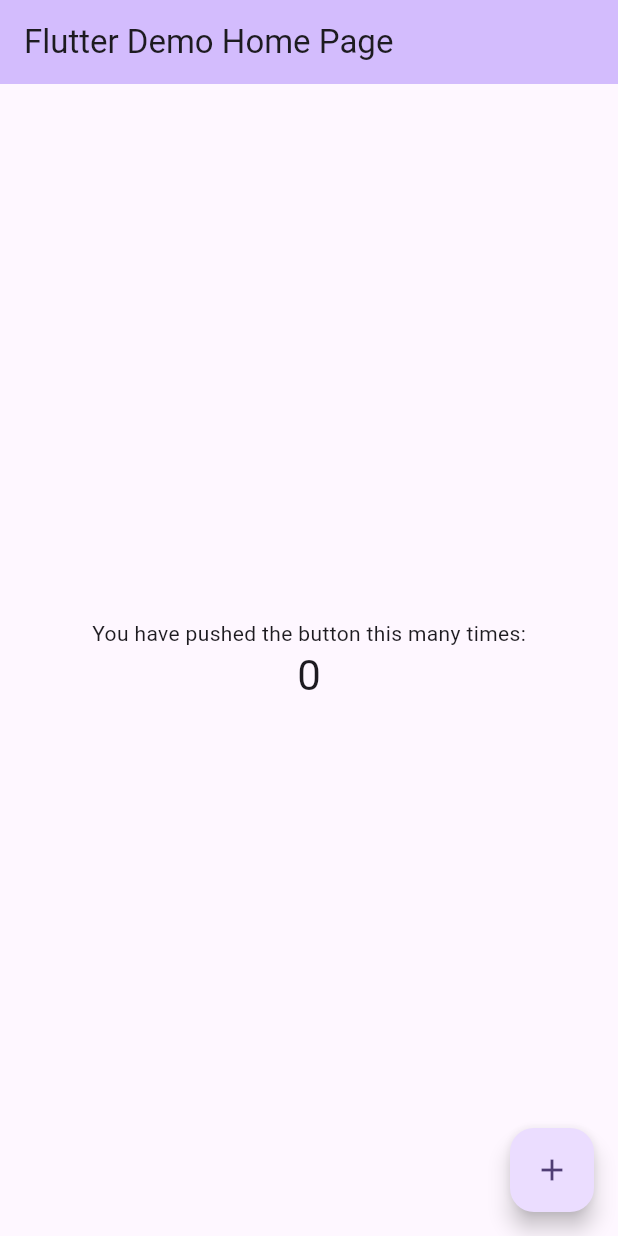
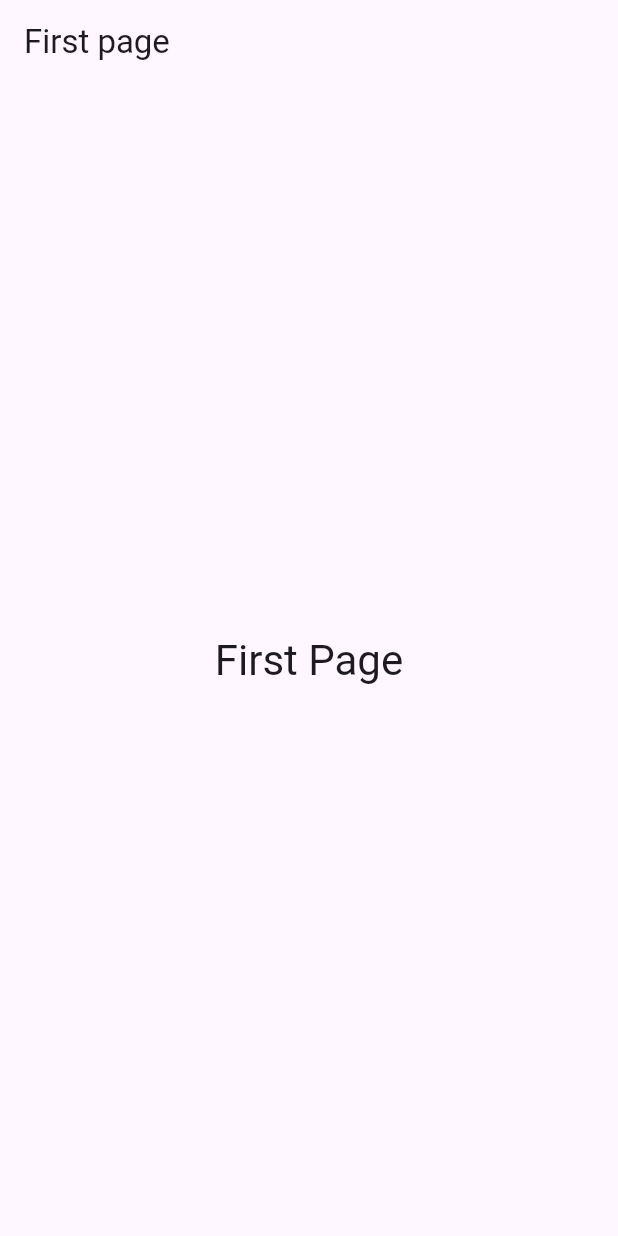
Before and after one commit to Gokuls-2003/responsive_app, a Flutter app: the screen it shows after launch, on a phone screen of 412 x 824 dp. Run offline on Flutter 3.47's test engine with Material 3 defaults, Android fonts, the phone set to English and light mode, and no system bars.

Commit message:
first page

```diff
--- /dev/null
+++ b/lib/first_page.dart
@@ -0,0 +1,18 @@
+import 'package:flutter/material.dart';
+
+class FirstPage extends StatelessWidget {
+  const FirstPage({super.key});
+
+  @override
+  Widget build(BuildContext context) {
+    return Scaffold(
+      appBar: AppBar(
+        title: Text('First page'),
+      ),
+      body: Center(
+        child: Text('First Page',
+            style: Theme.of(context).textTheme.headlineMedium),
+      ),
+    );
+  }
+}
--- a/lib/main.dart
+++ b/lib/main.dart
@@ -1,4 +1,5 @@
 import 'package:flutter/material.dart';
+import 'package:responsive/first_page.dart';
 
 void main() {
   runApp(const MyApp());
@@ -11,115 +12,9 @@ class MyApp extends StatelessWidget {
   @override
   Widget build(BuildContext context) {
     return MaterialApp(
-      title: 'Flutter Demo',
-      theme: ThemeData(
-        // This is the theme of your application.
-        //
-        // TRY THIS: Try running your application with "flutter run". You'll see
-        // the application has a purple toolbar. Then, without quitting the app,
-        // try changing the seedColor in the colorScheme below to Colors.green
-        // and then invoke "hot reload" (save your changes or press the "hot
-        // reload" button in a Flutter-supported IDE, or press "r" if you used
-        // the command line to start the app).
-        //
-        // Notice that the counter didn't reset back to zero; the application
-        // state is not lost during the reload. To reset the state, use hot
-        // restart instead.
-        //
-        // This works for code too, not just values: Most code changes can be
-        // tested with just a hot reload.
-        colorScheme: ColorScheme.fromSeed(seedColor: Colors.deepPurple),
-        useMaterial3: true,
-      ),
-      home: const MyHomePage(title: 'Flutter Demo Home Page'),
+      debugShowCheckedModeBanner: false,
+      theme: ThemeData(primarySwatch: Colors.indigo),
+      home: FirstPage(),
     );
   }
 }
-
-class MyHomePage extends StatefulWidget {
-  const MyHomePage({super.key, required this.title});
-
-  // This widget is the home page of your application. It is stateful, meaning
-  // that it has a State object (defined below) that contains fields that affect
-  // how it looks.
-
-  // This class is the configuration for the state. It holds the values (in this
-  // case the title) provided by the parent (in this case the App widget) and
-  // used by the build method of the State. Fields in a Widget subclass are
-  // always marked "final".
-
-  final String title;
-
-  @override
-  State<MyHomePage> createState() => _MyHomePageState();
-}
-
-class _MyHomePageState extends State<MyHomePage> {
-  int _counter = 0;
-
-  void _incrementCounter() {
-    setState(() {
-      // This call to setState tells the Flutter framework that something has
-      // changed in this State, which causes it to rerun the build method below
-      // so that the display can reflect the updated values. If we changed
-      // _counter without calling setState(), then the build method would not be
-      // called again, and so nothing would appear to happen.
-      _counter++;
-    });
-  }
-
-  @override
-  Widget build(BuildContext context) {
-    // This method is rerun every time setState is called, for instance as done
-    // by the _incrementCounter method above.
-    //
-    // The Flutter framework has been optimized to make rerunning build methods
-    // fast, so that you can just rebuild anything that needs updating rather
-    // than having to individually change instances of widgets.
-    return Scaffold(
-      appBar: AppBar(
-        // TRY THIS: Try changing the color here to a specific color (to
-        // Colors.amber, perhaps?) and trigger a hot reload to see the AppBar
-        // change color while the other colors stay the same.
-        backgroundColor: Theme.of(context).colorScheme.inversePrimary,
-        // Here we take the value from the MyHomePage object that was created by
-        // the App.build method, and use it to set our appbar title.
-        title: Text(widget.title),
-      ),
-      body: Center(
-        // Center is a layout widget. It takes a single child and positions it
-        // in the middle of the parent.
-        child: Column(
-          // Column is also a layout widget. It takes a list of children and
-          // arranges them vertically. By default, it sizes itself to fit its
-          // children horizontally, and tries to be as tall as its parent.
-          //
-          // Column has various properties to control how it sizes itself and
-          // how it positions its children. Here we use mainAxisAlignment to
-          // center the children vertically; the main axis here is the vertical
-          // axis because Columns are vertical (the cross axis would be
-          // horizontal).
-          //
-          // TRY THIS: Invoke "debug painting" (choose the "Toggle Debug Paint"
-          // action in the IDE, or press "p" in the console), to see the
-          // wireframe for each widget.
-          mainAxisAlignment: MainAxisAlignment.center,
-          children: <Widget>[
-            const Text(
-              'You have pushed the button this many times:',
-            ),
-            Text(
-              '$_counter',
-              style: Theme.of(context).textTheme.headlineMedium,
-            ),
-          ],
-        ),
-      ),
-      floatingActionButton: FloatingActionButton(
-        onPressed: _incrementCounter,
-        tooltip: 'Increment',
-        child: const Icon(Icons.add),
-      ), // This trailing comma makes auto-formatting nicer for build methods.
-    );
-  }
-}
```
Also changed, not shown: lib/app_menu.dart (added, +28 -0 lines), lib/page_tile.dart (added, +26 -0 lines), lib/second_page.dart (added, +18 -0 lines), lib/split_view.dart (added, +43 -0 lines).
